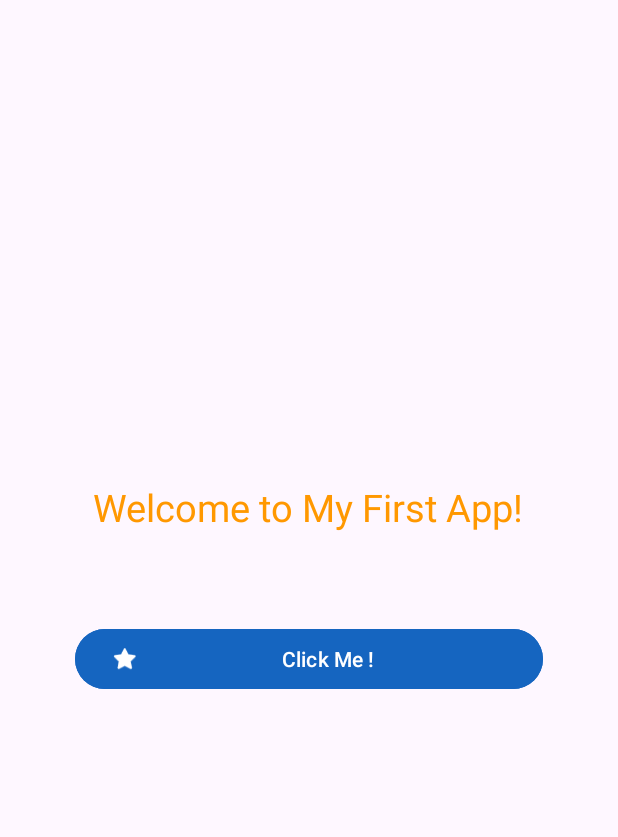
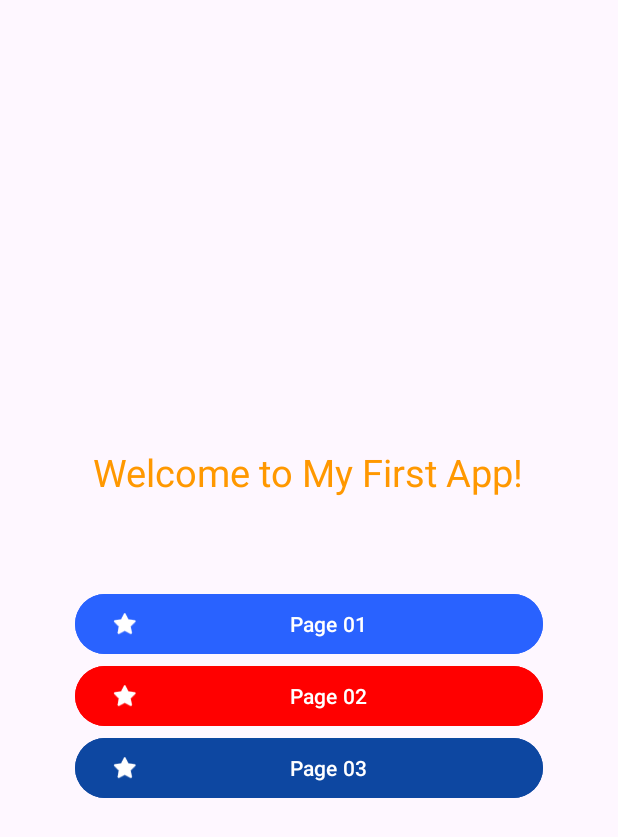
Before and after one commit to arshedgithub/Java-Mobile-App-1, an Android app: the screen it shows after launch (MainActivity), on a phone screen of 412 x 824 dp. Shown: the top 837 px of the screen. Run offline under Robolectric (Android 15) with nearby library versions, the light colour scheme and no system bars.

Commit message:
add page buttons

```diff
--- a/app/src/main/java/com/example/mad1/MainActivity.java
+++ b/app/src/main/java/com/example/mad1/MainActivity.java
@@ -13,6 +13,11 @@ import androidx.core.view.WindowInsetsCompat;
 
 public class MainActivity extends AppCompatActivity {
 
+    Button btn_first;
+    Button btn_second;
+    Button btn_third;
+    TextView txt_view;
+
     @Override
     protected void onCreate(Bundle savedInstanceState) {
         super.onCreate(savedInstanceState);
@@ -24,14 +29,42 @@ public class MainActivity extends AppCompatActivity {
             return insets;
         });
 
-        Button btn_first = findViewById(R.id.btn_first);
-        TextView txt_view = findViewById(R.id.txt_welcome);
+        btn_first = findViewById(R.id.btn_first);
+        btn_second = findViewById(R.id.btn_second);
+        btn_third = findViewById(R.id.btn_third);
+        txt_view = findViewById(R.id.txt_welcome);
 
         btn_first.setOnClickListener(new View.OnClickListener() {
             @Override
             public void onClick(View view) {
-                txt_view.setText("Button Clicked !");
+                pageSelection(btn_first);
+            }
+        });
+
+        btn_second.setOnClickListener(new View.OnClickListener() {
+            @Override
+            public void onClick(View view) {
+                pageSelection(btn_second);
+            }
+        });
+
+        btn_third.setOnClickListener(new View.OnClickListener() {
+            @Override
+            public void onClick(View view) {
+                pageSelection(btn_third);
             }
         });
     }
+
+    private void pageSelection(Button btn){
+        if (btn.getId() == btn_first.getId()){
+            txt_view.setText(getString(R.string.btn_txt_page1));
+        } else if (btn.getId() == btn_second.getId()){
+            txt_view.setText(getString(R.string.btn_txt_page2));
+        } else if (btn.getId() == btn_third.getId()){
+            txt_view.setText(getString(R.string.btn_txt_page3));
+        } else {
+            txt_view.setText("Unknown Page");
+        }
+    }
 }
--- a/app/src/main/res/layout/activity_main.xml
+++ b/app/src/main/res/layout/activity_main.xml
@@ -20,11 +20,30 @@
 
     <Button
         android:id="@+id/btn_first"
-        android:layout_margin="50sp"
-        android:backgroundTint="@color/blue_800"
+        android:layout_marginTop="50sp"
+        android:layout_marginHorizontal="50sp"
+        android:backgroundTint="@color/blue_a_700"
         android:layout_width="match_parent"
         android:layout_height="wrap_content"
-        android:text="@string/txt_click_me"
+        android:text="@string/btn_txt_page1"
+        app:icon="@android:drawable/btn_star_big_on" />
+
+    <Button
+        android:id="@+id/btn_second"
+        android:layout_marginHorizontal="50sp"
+        android:backgroundTint="@color/red"
+        android:layout_width="match_parent"
+        android:layout_height="wrap_content"
+        android:text="@string/btn_txt_page2"
+        app:icon="@android:drawable/btn_star_big_on" />
+
+    <Button
+        android:id="@+id/btn_third"
+        android:layout_marginHorizontal="50sp"
+        android:backgroundTint="@color/blue_900"
+        android:layout_width="match_parent"
+        android:layout_height="wrap_content"
+        android:text="@string/btn_txt_page3"
         app:icon="@android:drawable/btn_star_big_on" />
 
 </LinearLayout>
--- a/app/src/main/res/values/strings.xml
+++ b/app/src/main/res/values/strings.xml
@@ -1,5 +1,7 @@
 <resources>
     <string name="app_name">MAD1</string>
     <string name="txt_welcome_msg">Welcome to My First App!</string>
-    <string name="txt_click_me">Click Me !</string>
+    <string name="btn_txt_page1">Page 01</string>
+    <string name="btn_txt_page2">Page 02</string>
+    <string name="btn_txt_page3">Page 03</string>
 </resources>
```
